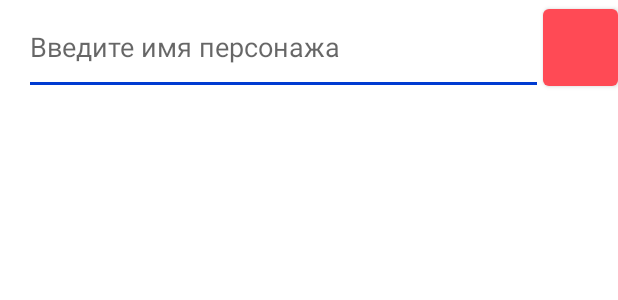
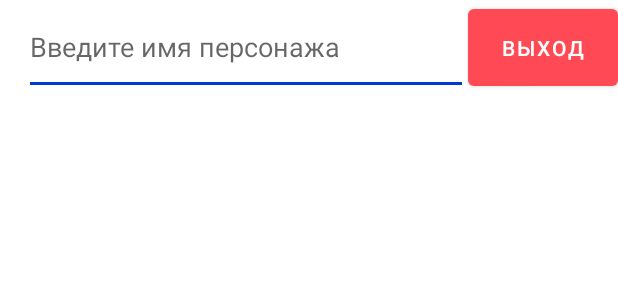
Before and after one commit to InternshipMamedNikita/Marvel, an Android app: the layout activity_rss_feed.xml on its own in the app's theme, with its tools: preview values and no code run, on a phone screen of 412 x 824 dp. Shown: the top 300 px of the screen. Run offline under Robolectric (Android 15) with nearby library versions, the phone set to English and light mode, and no system bars.

Commit message:
Refactoring2

```diff
--- a/app/src/main/res/layout/activity_rss_feed.xml
+++ b/app/src/main/res/layout/activity_rss_feed.xml
@@ -31,8 +31,9 @@
                 <Button
                     android:id="@+id/exit"
                     android:onClick="exit"
+                    android:text="Выход"
                     android:layout_alignParentEnd="true"
-                    android:layout_width="50dp"
+                    android:layout_width="100dp"
                     android:layout_height="match_parent"
                     ></Button>
             </RelativeLayout>
```
